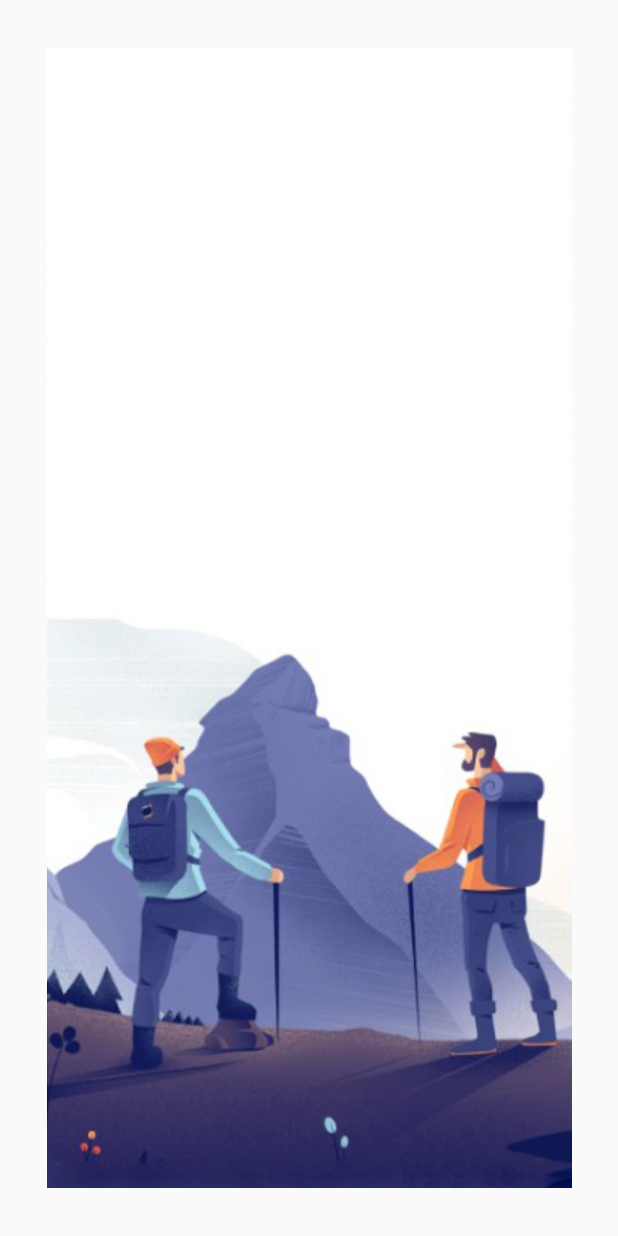
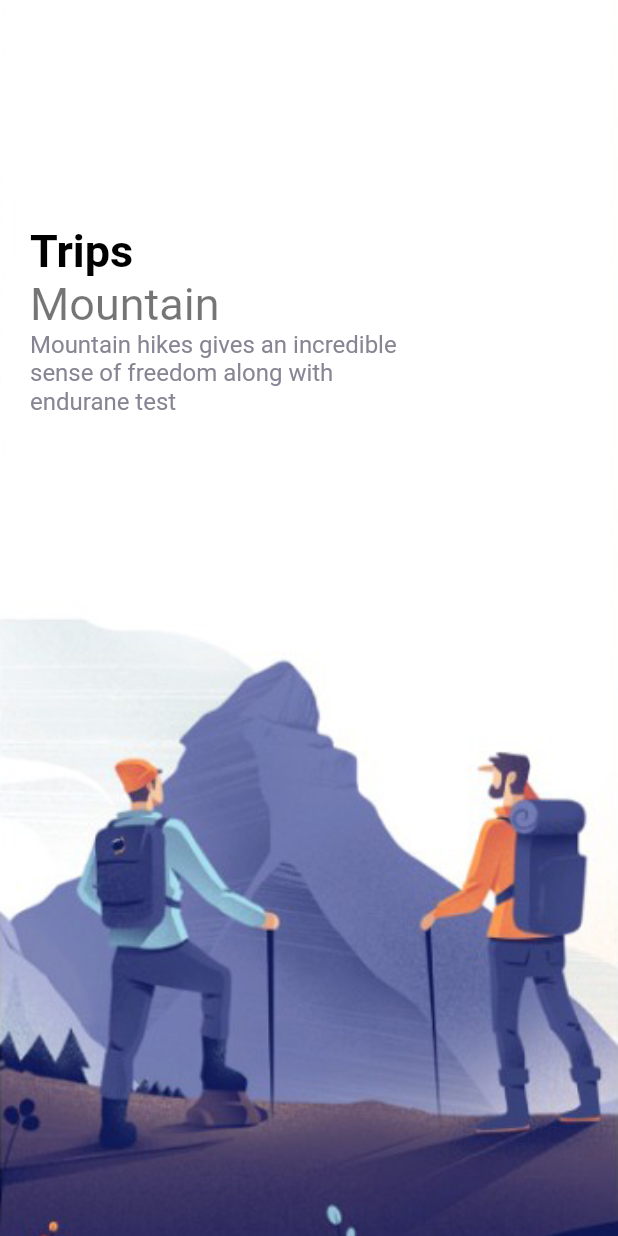
Before and after one commit to javedAJ/travel-app, a Flutter app: the screen it shows after launch, on a phone screen of 412 x 824 dp. Run offline on Flutter 3.47's test engine with Material 2 defaults, Android fonts, the phone set to English and light mode, and no system bars.

Commit message:
resubale text widgets

```diff
--- a/lib/pages/welcome_page.dart
+++ b/lib/pages/welcome_page.dart
@@ -1,5 +1,8 @@
 import 'package:flutter/material.dart';
 import 'package:flutter/rendering.dart';
+import 'package:travel_app/misc/colors.dart';
+import 'package:travel_app/widgets/app_large_text.dart';
+import 'package:travel_app/widgets/app_text.dart';
 
 class WelcomePage extends StatefulWidget {
   const WelcomePage({Key? key}) : super(key: key);
@@ -27,7 +30,38 @@ class _WelcomePageState extends State<WelcomePage> {
               height: double.maxFinite,
               decoration: BoxDecoration(
                 image: DecorationImage(
-                  image: AssetImage('img/' + images[index]),
+                    image: AssetImage(
+                      'img/' + images[index],
+                    ),
+                    fit: BoxFit.cover),
+              ),
+              child: Container(
+                margin: const EdgeInsets.only(
+                  top: 150,
+                  left: 20,
+                  right: 20,
+                ),
+                child: Row(
+                  children: [
+                    Column(
+                      crossAxisAlignment: CrossAxisAlignment.start,
+                      children: [
+                        const AppLargeText(text: "Trips"),
+                        const AppText(
+                          text: "Mountain",
+                          size: 30,
+                        ),
+                        Container(
+                          width: 250,
+                          child: AppText(
+                            text:
+                                "Mountain hikes gives an incredible sense of freedom along with endurane test",
+                            color: AppColors.textColor2,
+                          ),
+                        ),
+                      ],
+                    ),
+                  ],
                 ),
               ),
             );
--- /dev/null
+++ b/lib/widgets/app_large_text.dart
@@ -0,0 +1,25 @@
+import 'package:flutter/material.dart';
+
+class AppLargeText extends StatelessWidget {
+  final double size;
+  final String text;
+  final Color color;
+  const AppLargeText({
+    Key? key,
+    this.size = 30,
+    required this.text,
+    this.color = Colors.black,
+  }) : super(key: key);
+
+  @override
+  Widget build(BuildContext context) {
+    return Text(
+      text,
+      style: TextStyle(
+        color: color,
+        fontSize: size,
+        fontWeight: FontWeight.bold,
+      ),
+    );
+  }
+}
--- /dev/null
+++ b/lib/widgets/app_text.dart
@@ -0,0 +1,24 @@
+import 'package:flutter/material.dart';
+
+class AppText extends StatelessWidget {
+  final double size;
+  final String text;
+  final Color color;
+  const AppText({
+    Key? key,
+    this.size = 16,
+    required this.text,
+    this.color = Colors.black54,
+  }) : super(key: key);
+
+  @override
+  Widget build(BuildContext context) {
+    return Text(
+      text,
+      style: TextStyle(
+        color: color,
+        fontSize: size,
+      ),
+    );
+  }
+}
```
